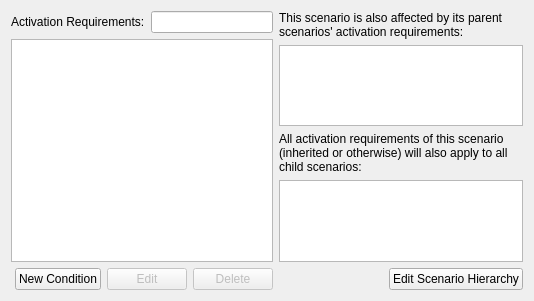
First picture: the form in simon/src/simoncontextui/contextdialog.ui, repository KDE/simon, before the edit.
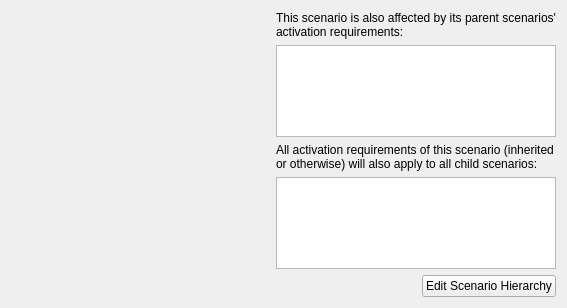
Second picture: the form after the edit. Custom widgets are drawn as their Qt base class.

Commit message: Refactored configuration of a compound configuration into shared class

```diff
--- a/simon/src/simoncontextui/contextdialog.ui
+++ b/simon/src/simoncontextui/contextdialog.ui
@@ -6,112 +6,23 @@
    <rect>
     <x>0</x>
     <y>0</y>
-    <width>534</width>
-    <height>301</height>
+    <width>567</width>
+    <height>308</height>
    </rect>
   </property>
-  <layout class="QVBoxLayout" name="verticalLayout_5">
-   <item>
-    <layout class="QHBoxLayout" name="horizontalLayout_4">
-     <item>
-      <layout class="QVBoxLayout" name="verticalLayout_3">
-       <item>
-        <layout class="QVBoxLayout" name="verticalLayout">
-         <item>
-          <layout class="QHBoxLayout" name="horizontalLayout_2">
-           <item>
-            <widget class="QLabel" name="lbCondiitons">
-             <property name="text">
-              <string>Activation Requirements:</string>
-             </property>
-             <property name="buddy">
-              <cstring>leConditionsFilter</cstring>
-             </property>
-            </widget>
-           </item>
-           <item>
-            <widget class="KLineEdit" name="leConditionsFilter">
-             <property name="inputMask">
-              <string/>
-             </property>
-             <property name="clickMessage">
-              <string>Search</string>
-             </property>
-             <property name="showClearButton" stdset="0">
-              <bool>true</bool>
-             </property>
-            </widget>
-           </item>
-          </layout>
-         </item>
-         <item>
-          <widget class="QListView" name="lvConditions">
-           <property name="editTriggers">
-            <set>QAbstractItemView::NoEditTriggers</set>
-           </property>
-           <property name="modelColumn">
-            <number>0</number>
-           </property>
-          </widget>
-         </item>
-        </layout>
-       </item>
-       <item>
         <layout class="QHBoxLayout" name="horizontalLayout">
          <item>
-          <spacer name="horizontalSpacer">
-           <property name="orientation">
-            <enum>Qt::Horizontal</enum>
-           </property>
-           <property name="sizeHint" stdset="0">
-            <size>
-             <width>40</width>
-             <height>20</height>
-            </size>
-           </property>
-          </spacer>
-         </item>
-         <item>
-          <widget class="QPushButton" name="pbNewCondition">
-           <property name="text">
-            <string>New Condition</string>
-           </property>
-          </widget>
-         </item>
-         <item>
-          <widget class="QPushButton" name="pbEditCondition">
-           <property name="enabled">
-            <bool>false</bool>
-           </property>
+    <widget class="CompoundConditionSettings" name="wgCompoundConditionSettings" native="true">
            <property name="sizePolicy">
-            <sizepolicy hsizetype="Minimum" vsizetype="Fixed">
+      <sizepolicy hsizetype="Expanding" vsizetype="Expanding">
              <horstretch>0</horstretch>
              <verstretch>0</verstretch>
             </sizepolicy>
            </property>
-           <property name="text">
-            <string>Edit</string>
-           </property>
           </widget>
          </item>
          <item>
-          <widget class="QPushButton" name="pbDeleteCondition">
-           <property name="enabled">
-            <bool>false</bool>
-           </property>
-           <property name="text">
-            <string>Delete</string>
-           </property>
-          </widget>
-         </item>
-        </layout>
-       </item>
-      </layout>
-     </item>
-     <item>
-      <layout class="QVBoxLayout" name="verticalLayout_4">
-       <item>
-        <layout class="QVBoxLayout" name="verticalLayout_2">
+    <layout class="QVBoxLayout" name="verticalLayout">
          <item>
           <widget class="QLabel" name="lbParentScenario">
            <property name="text">
@@ -147,8 +58,6 @@
            </column>
           </widget>
          </item>
-        </layout>
-       </item>
        <item>
         <layout class="QHBoxLayout" name="horizontalLayout_3">
          <item>
@@ -176,14 +85,13 @@
       </layout>
      </item>
     </layout>
-   </item>
-  </layout>
  </widget>
  <customwidgets>
   <customwidget>
-   <class>KLineEdit</class>
-   <extends>QLineEdit</extends>
-   <header>klineedit.h</header>
+   <class>CompoundConditionSettings</class>
+   <extends>QWidget</extends>
+   <header location="global">simoncontextcoreui/compoundconditionsettings.h</header>
+   <container>1</container>
   </customwidget>
  </customwidgets>
  <tabstops>
```
Left out of the diff: 5 changed lines with no effect on the pictures. Lines whose indentation alone changed are shown as unchanged. The commit also changes 6 other files.
